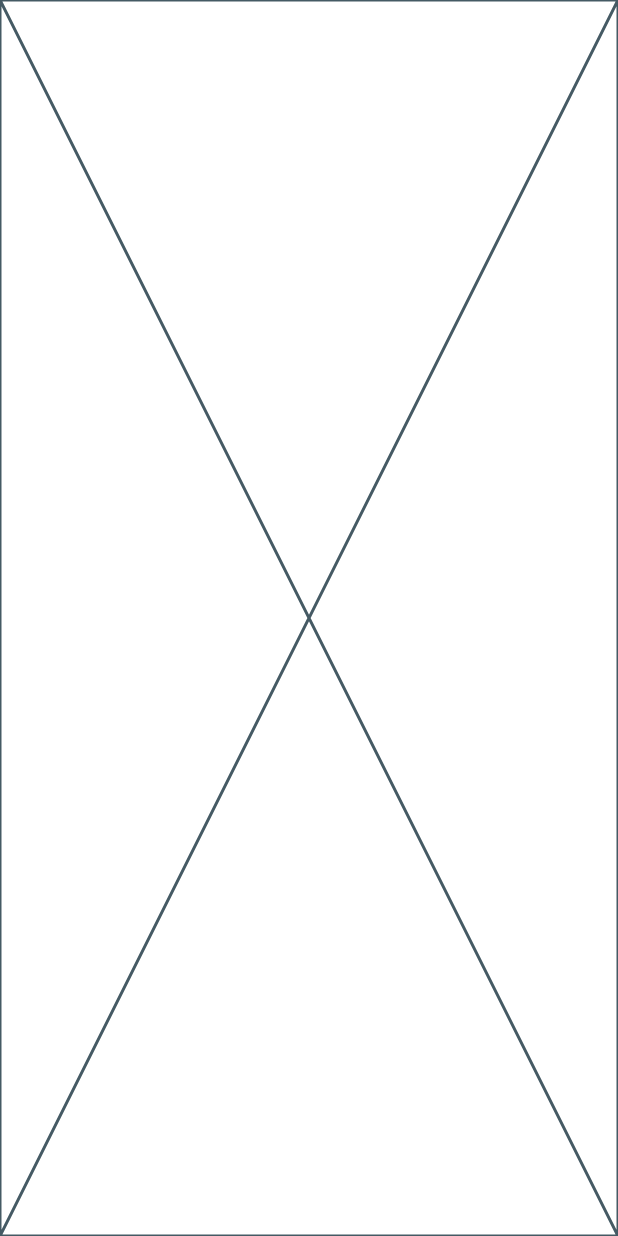
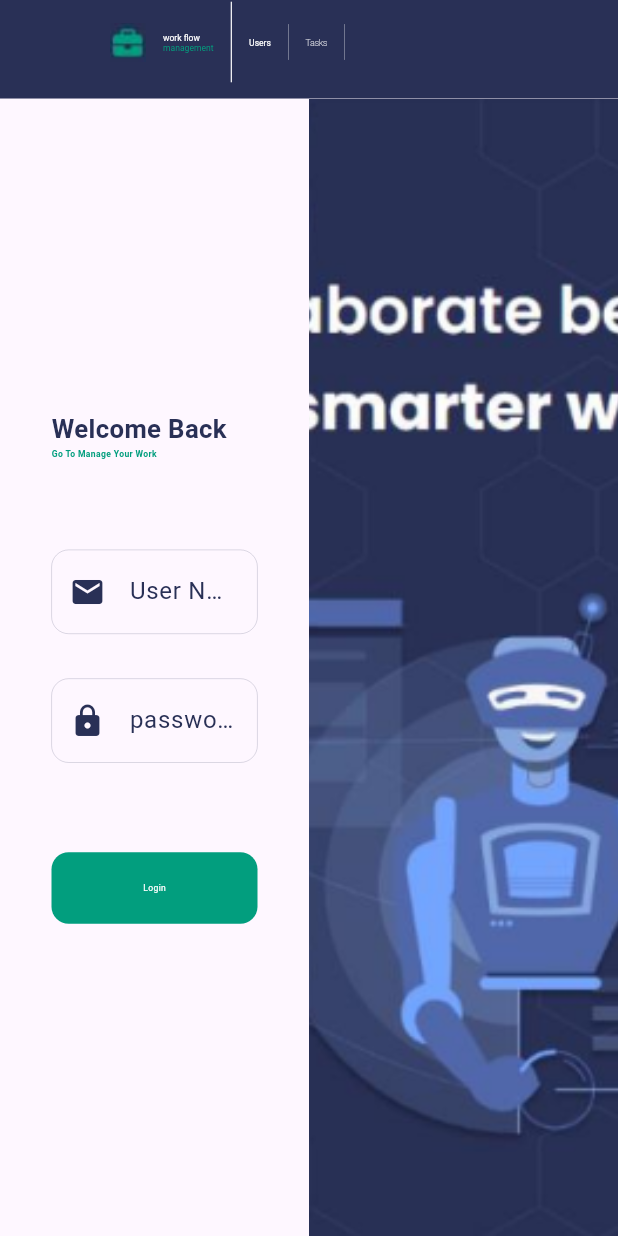
Before and after one commit to salahsaleh1015/workflow_management_system, a Flutter app: the screen it shows after launch, on a phone screen of 412 x 824 dp. Run offline on Flutter 3.47's test engine with Material 3 defaults, Android fonts, the phone set to English and light mode, and no system bars; our stand-ins replace flutter_screenutil.

Commit message:
Implement Login Page UI

```diff
--- /dev/null
+++ b/lib/features/login/component/login_button.dart
@@ -0,0 +1,29 @@
+import 'package:flutter/material.dart';
+import 'package:flutter_screenutil/flutter_screenutil.dart';
+import 'package:workfow_management_system/resources/color_manager.dart';
+
+class LoginButton extends StatelessWidget {
+  LoginButton({super.key, required this.onTap});
+  final Function() onTap;
+  @override
+  Widget build(BuildContext context) {
+    return InkWell(
+      onTap: onTap,
+      child: Container(
+        height: 40.h,
+        width: double.infinity,
+        decoration: BoxDecoration(
+          color: ColorManager.green,
+          borderRadius: BorderRadius.circular(10.r),
+        ),
+        child: Center(
+          child: Text("Login",
+              style: TextStyle(
+                color: ColorManager.white,
+                fontSize: 5.sp,
+              )),
+        ),
+      ),
+    );
+  }
+}
--- /dev/null
+++ b/lib/features/login/component/login_form_field.dart
@@ -0,0 +1,34 @@
+import 'package:flutter/material.dart';
+import 'package:flutter_screenutil/flutter_screenutil.dart';
+import 'package:workfow_management_system/resources/color_manager.dart';
+
+class LoginFormField extends StatelessWidget {
+  const LoginFormField(
+      {super.key,
+      required this.hint,
+      required this.prefixIcon,
+      required this.controller});
+  final String hint;
+  final IconData prefixIcon;
+  final TextEditingController controller;
+
+  @override
+  Widget build(BuildContext context) {
+    return TextFormField(
+      controller: controller,
+      decoration: InputDecoration(
+          enabledBorder: OutlineInputBorder(
+            borderRadius: BorderRadius.circular(10.r),
+            borderSide: BorderSide(
+              color: ColorManager.primary,
+              width: 0.1.w,
+            ),
+          ),
+          prefixIcon: Icon(prefixIcon, color: ColorManager.primary),
+          hintText: hint,
+          hintStyle: TextStyle(
+            color: ColorManager.primary,
+          )),
+    );
+  }
+}
--- /dev/null
+++ b/lib/features/login/login_app_bar.dart
@@ -0,0 +1,87 @@
+
+import 'package:flutter/material.dart';
+import 'package:flutter_screenutil/flutter_screenutil.dart';
+
+import '../../resources/assets_maneger.dart';
+import '../../resources/color_manager.dart';
+
+PreferredSize loginAppBar() {
+  return PreferredSize(
+    preferredSize: Size.fromHeight(55.h),
+    child: AppBar(
+      backgroundColor: ColorManager.primary,
+      title: Row(children: [
+        SizedBox(
+          width: 50.w,
+        ),
+        Image.asset(AssetsManager.loginIcon),
+        SizedBox(
+          width: 10.w,
+        ),
+        Column(
+          crossAxisAlignment: CrossAxisAlignment.start,
+          mainAxisAlignment: MainAxisAlignment.center,
+          children: [
+            Text("work flow",
+                style: TextStyle(
+                  fontSize: 5.sp,
+                  color: ColorManager.white,
+                )),
+            Text("management",
+                style: TextStyle(
+                  fontSize: 5.sp,
+                  color: ColorManager.green,
+                )),
+          ],
+        ),
+        SizedBox(
+          width: 10.w,
+        ),
+        Container(
+          color: ColorManager.white,
+          height: 45.h,
+          width: 0.7.w,
+        ),
+        SizedBox(
+          width: 10.w,
+        ),
+        InkWell(
+          onTap: (){},
+          child: Text("Users",
+              style: TextStyle(
+                fontSize: 5.sp,
+                color: ColorManager.white,
+              )),
+        ),
+        SizedBox(
+          width: 10.w,
+        ),
+        Container(
+          color: ColorManager.white,
+          height: 20.h,
+          width: 0.2.w,
+        ),
+        SizedBox(
+          width: 10.w,
+        ),
+        InkWell(
+          onTap: (){},
+          child: Text("Tasks",
+              style: TextStyle(
+                fontWeight: FontWeight.w200,
+                fontSize: 5.sp,
+                color: ColorManager.white,
+              )),
+        ),
+        SizedBox(
+          width: 10.w,
+        ),
+        Container(
+          color: ColorManager.white,
+          height: 20.h,
+          width: 0.2.w,
+        ),
+      ]),
+    ),
+  );
+}
--- /dev/null
+++ b/lib/features/login/login_view.dart
@@ -0,0 +1,17 @@
+
+
+import 'package:flutter/material.dart';
+import 'package:workfow_management_system/features/login/login_app_bar.dart';
+import 'package:workfow_management_system/features/login/login_view_body.dart';
+
+class LoginView extends StatelessWidget {
+  const LoginView({super.key});
+
+  @override
+  Widget build(BuildContext context) {
+    return Scaffold(
+       appBar: loginAppBar(),
+       body:  LoginViewBody(),
+    );
+  }
+}
--- /dev/null
+++ b/lib/features/login/login_view_body.dart
@@ -0,0 +1,74 @@
+import 'package:flutter/material.dart';
+import 'package:flutter_screenutil/flutter_screenutil.dart';
+import 'package:workfow_management_system/features/login/component/login_button.dart';
+import 'package:workfow_management_system/features/login/component/login_form_field.dart';
+import 'package:workfow_management_system/resources/assets_maneger.dart';
+import 'package:workfow_management_system/resources/color_manager.dart';
+
+class LoginViewBody extends StatelessWidget {
+  LoginViewBody({super.key});
+  final TextEditingController userNameController = TextEditingController();
+  final TextEditingController passwordController = TextEditingController();
+  @override
+  Widget build(BuildContext context) {
+    return Row(
+      children: [
+        SizedBox(
+          width: MediaQuery.of(context).size.width * 0.5,
+          height: double.infinity,
+          child: Center(
+            child: Padding(
+              padding: EdgeInsets.symmetric(
+                horizontal: 30.w,
+                vertical: 10.h,
+              ),
+              child: Column(
+                mainAxisAlignment: MainAxisAlignment.center,
+                crossAxisAlignment: CrossAxisAlignment.start,
+                children: [
+                  Text("Welcome Back",
+                      style: TextStyle(
+                          fontSize: 15.sp,
+                          fontWeight: FontWeight.bold,
+                          color: ColorManager.primary)),
+                  Text("Go To Manage Your Work",
+                      style: TextStyle(
+                          fontSize: 5.sp,
+                          fontWeight: FontWeight.bold,
+                          color: ColorManager.green)),
+                  SizedBox(
+                    height: 50.h,
+                  ),
+                  LoginFormField(
+                    controller: userNameController,
+                    prefixIcon: Icons.mail,
+                    hint: "User Name",
+                  ),
+                  SizedBox(
+                    height: 25.h,
+                  ),
+                  LoginFormField(
+                    controller: passwordController,
+                    prefixIcon: Icons.lock,
+                    hint: "password",
+                  ),
+                  SizedBox(
+                    height: 50.h,
+                  ),
+                  LoginButton(
+                    onTap: () {},
+                  ),
+                ],
+              ),
+            ),
+          ),
+        ),
+        SizedBox(
+          width: MediaQuery.of(context).size.width * 0.5,
+          height: double.infinity,
+          child: Image.asset(AssetsManager.welcomeImage, fit: BoxFit.cover),
+        )
+      ],
+    );
+  }
+}
--- a/lib/main.dart
+++ b/lib/main.dart
@@ -1,4 +1,7 @@
 import 'package:flutter/material.dart';
+import 'package:flutter_screenutil/flutter_screenutil.dart';
+
+import 'features/login/login_view.dart';
 
 void main() {
   runApp(const MyApp());
@@ -9,6 +12,15 @@ class MyApp extends StatelessWidget {
 
   @override
   Widget build(BuildContext context) {
-    return const Placeholder();
+    return ScreenUtilInit(
+      designSize: const Size(360, 690),
+      minTextAdapt: true,
+      splitScreenMode: true,
+      builder: (_, child) => const MaterialApp(
+        title: 'workflow management system',
+        debugShowCheckedModeBanner: false,
+        home: LoginView(),
+      ),
+    );
   }
 }
--- /dev/null
+++ b/lib/resources/assets_maneger.dart
@@ -0,0 +1,12 @@
+const String imagePath = "assets/images";
+
+
+
+
+class AssetsManager {
+  static const String loginIcon = "$imagePath/login.png";
+  static const String welcomeImage = "$imagePath/welcome_image.png";
+
+
+
+}
--- /dev/null
+++ b/lib/resources/color_manager.dart
@@ -0,0 +1,15 @@
+
+
+
+ import 'package:flutter/material.dart';
+
+class ColorManager{
+
+   static Color primary = const Color(0xff293056);
+   static Color white = const Color(0xffFFFFFF);
+   static Color black = const Color(0xff000000);
+   static Color green = const Color(0xff029E7E);
+
+
+
+ }
--- a/pubspec.yaml
+++ b/pubspec.yaml
@@ -35,6 +35,7 @@ dependencies:
   # The following adds the Cupertino Icons font to your application.
   # Use with the CupertinoIcons class for iOS style icons.
   cupertino_icons: ^1.0.2
+  flutter_screenutil: ^5.9.0
 
 dev_dependencies:
   flutter_test:
@@ -59,8 +60,8 @@ flutter:
   uses-material-design: true
 
   # To add assets to your application, add an assets section, like this:
-  # assets:
-  #   - images/a_dot_burr.jpeg
+  assets:
+    - assets/images/
   #   - images/a_dot_ham.jpeg
 
   # An image asset can refer to one or more resolution-specific "variants", see
```
Also changed, not shown: assets/images/login.png (added), assets/images/welcome_image.png (added), pubspec.lock.
